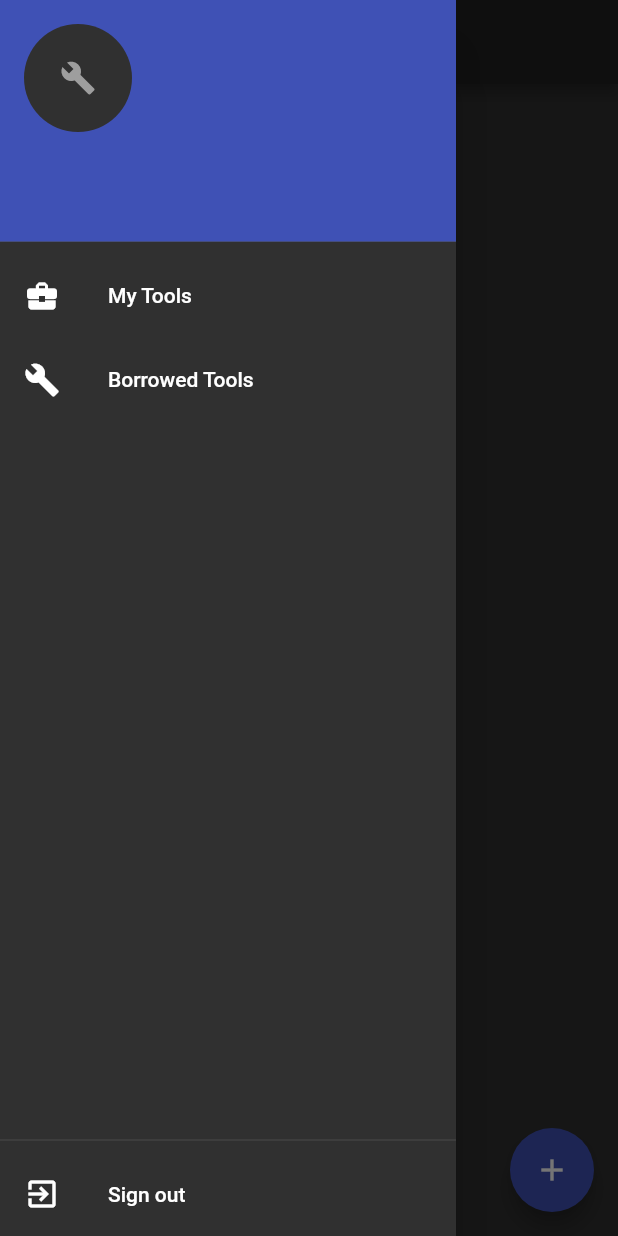
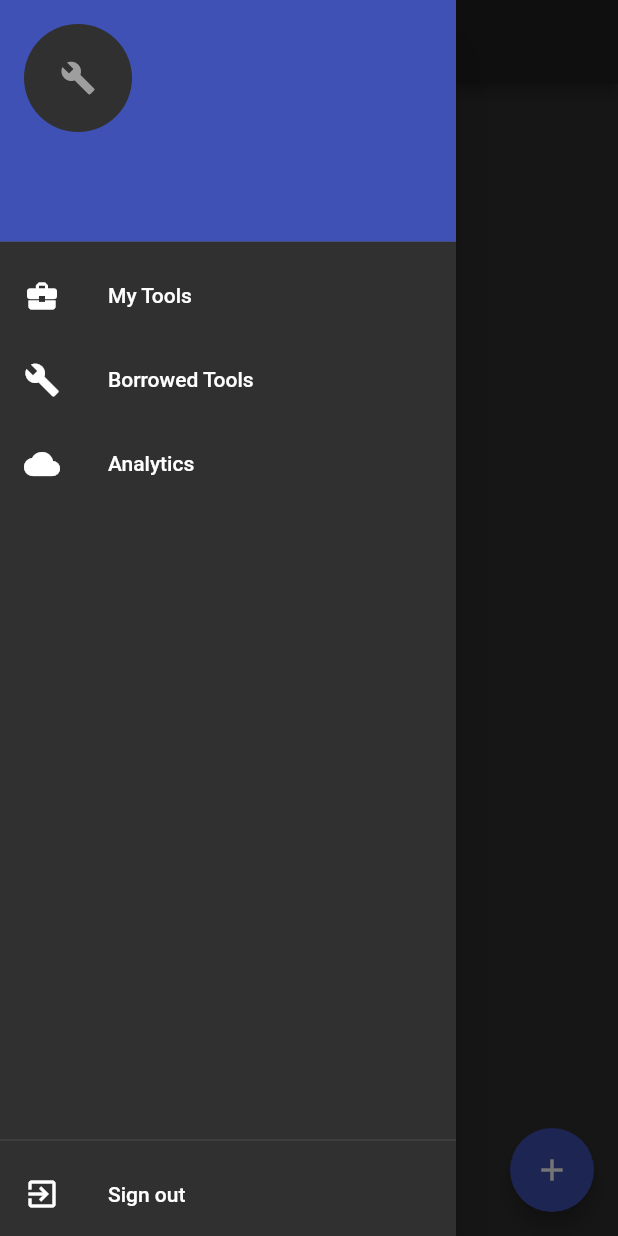
Before and after one commit to mjansen4857/tool_organizer, a Flutter app: the HomePage screen opened directly with empty values, with the side drawer open, on a phone screen of 412 x 824 dp. Run offline on Flutter 3.47's test engine with Material 2 defaults, Android fonts, the phone set to English and light mode, and no system bars; our stand-ins replace flutter_speed_dial; missing offline and left inert: postgres.

Commit message:
add analytics for phase 4

```diff
--- a/lib/pages/home_page.dart
+++ b/lib/pages/home_page.dart
@@ -1,8 +1,9 @@
 import 'package:flutter/material.dart';
+import 'package:tool_organizer/pages/analytics_page.dart';
 import 'package:tool_organizer/pages/borrowed_tools.dart';
 import 'package:tool_organizer/pages/my_tools.dart';
 
-enum PageState { MY_TOOLS, BORROWED_TOOLS }
+enum PageState { MY_TOOLS, BORROWED_TOOLS, ANALYTICS }
 
 class HomePage extends StatefulWidget {
   final String username;
@@ -20,19 +21,43 @@ class _HomePageState extends State<HomePage> {
 
   @override
   Widget build(BuildContext context) {
-    return Scaffold(
-      appBar: AppBar(
+    return DefaultTabController(
+      length: 5,
+      child: Scaffold(
+        appBar: buildAppBar(),
+        drawer: buildDrawer(),
+        body: buildPageContent(),
+      ),
+    );
+  }
+
+  Widget buildAppBar() {
+    if (_pageState == PageState.ANALYTICS) {
+      return AppBar(
         title: Text(getAppBarText()),
-      ),
-      drawer: buildDrawer(),
-      body: buildPageContent(),
-    );
+        bottom: TabBar(
+          tabs: <Widget>[
+            Tab(text: 'Missing Tools'),
+            Tab(text: 'Most Lent'),
+            Tab(text: 'Biggest Lenders'),
+            Tab(text: 'Biggest Borrowers'),
+            Tab(text: 'Biggest Collections'),
+          ],
+        ),
+      );
+    } else {
+      return AppBar(
+        title: Text(getAppBarText()),
+      );
+    }
   }
 
   String getAppBarText() {
     switch (_pageState) {
       case PageState.BORROWED_TOOLS:
         return 'Borrowed Tools';
+      case PageState.ANALYTICS:
+        return 'Analytics';
       case PageState.MY_TOOLS:
       default:
         return 'My Tools';
@@ -43,6 +68,10 @@ class _HomePageState extends State<HomePage> {
     switch (_pageState) {
       case PageState.BORROWED_TOOLS:
         return BorrowedTools(
+          username: widget.username,
+        );
+      case PageState.ANALYTICS:
+        return AnalyticsPage(
           username: widget.username,
         );
       case PageState.MY_TOOLS:
@@ -97,6 +126,18 @@ class _HomePageState extends State<HomePage> {
                     });
                   },
                 ),
+                ListTile(
+                  leading: Icon(
+                    Icons.cloud,
+                  ),
+                  title: Text('Analytics'),
+                  onTap: () {
+                    Navigator.pop(context);
+                    setState(() {
+                      _pageState = PageState.ANALYTICS;
+                    });
+                  },
+                ),
               ],
             ),
           ),
```
Also changed, not shown: lib/pages/analytics_page.dart (added, +219 -0 lines), lib/services/database.dart (+110 -0 lines).
